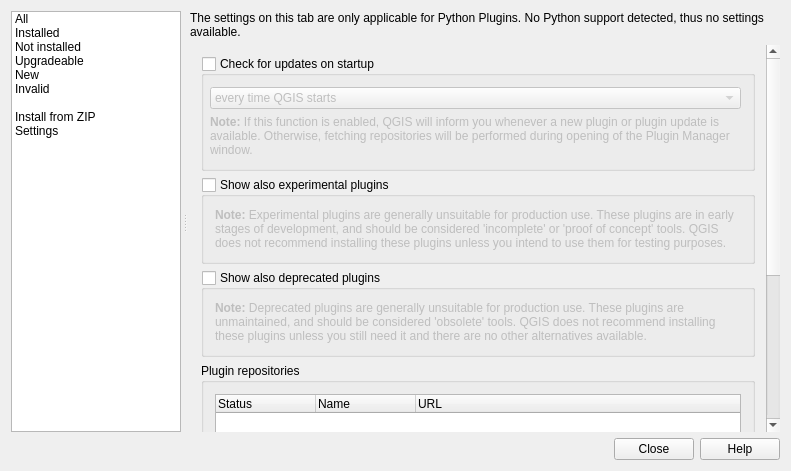
Qt form src/ui/qgspluginmanagerbase.ui (qgis/QGIS) before a commit.
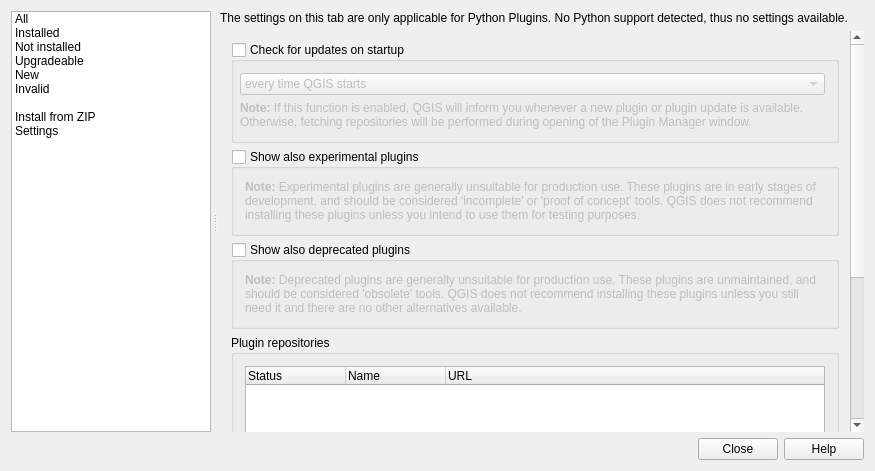
The same form after that commit. The open tabs and pages were chosen to show the change. Icons and pictures are not drawn. Custom widgets are drawn as their Qt base class.

Commit message: Plugin manager layout fixes

The edit to the form file:
```diff
--- a/src/ui/qgspluginmanagerbase.ui
+++ b/src/ui/qgspluginmanagerbase.ui
@@ -6,7 +6,7 @@
    <rect>
     <x>0</x>
     <y>0</y>
-    <width>791</width>
+    <width>875</width>
     <height>471</height>
    </rect>
   </property>
@@ -802,8 +802,8 @@
                  <property name="geometry">
                   <rect>
                    <x>0</x>
-                   <y>0</y>
-                   <width>589</width>
+                   <y>-297</y>
+                   <width>646</width>
                    <height>638</height>
                   </rect>
                  </property>
@@ -1039,7 +1039,7 @@
                        <property name="maximumSize">
                         <size>
                          <width>16777215</width>
-                         <height>100</height>
+                         <height>150</height>
                         </size>
                        </property>
                        <property name="rootIsDecorated">
@@ -1146,6 +1146,9 @@
                     <property name="orientation">
                      <enum>Qt::Vertical</enum>
                     </property>
+                    <property name="sizeType">
+                     <enum>QSizePolicy::Expanding</enum>
+                    </property>
                     <property name="sizeHint" stdset="0">
                      <size>
                       <width>20</width>
```
Left out of the diff: 4 changed lines with no effect on the pictures.
